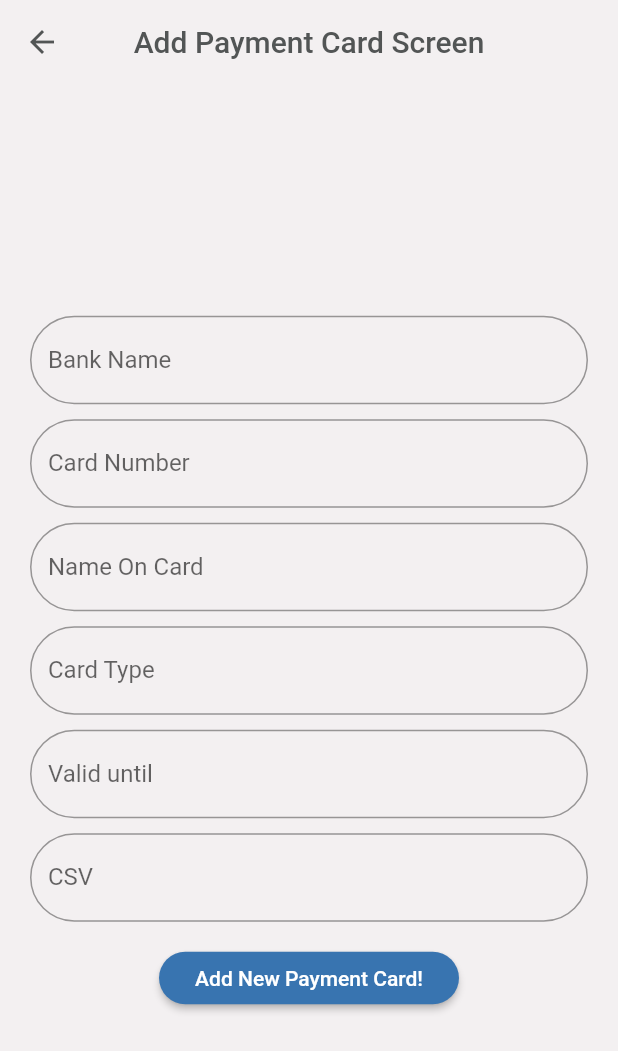
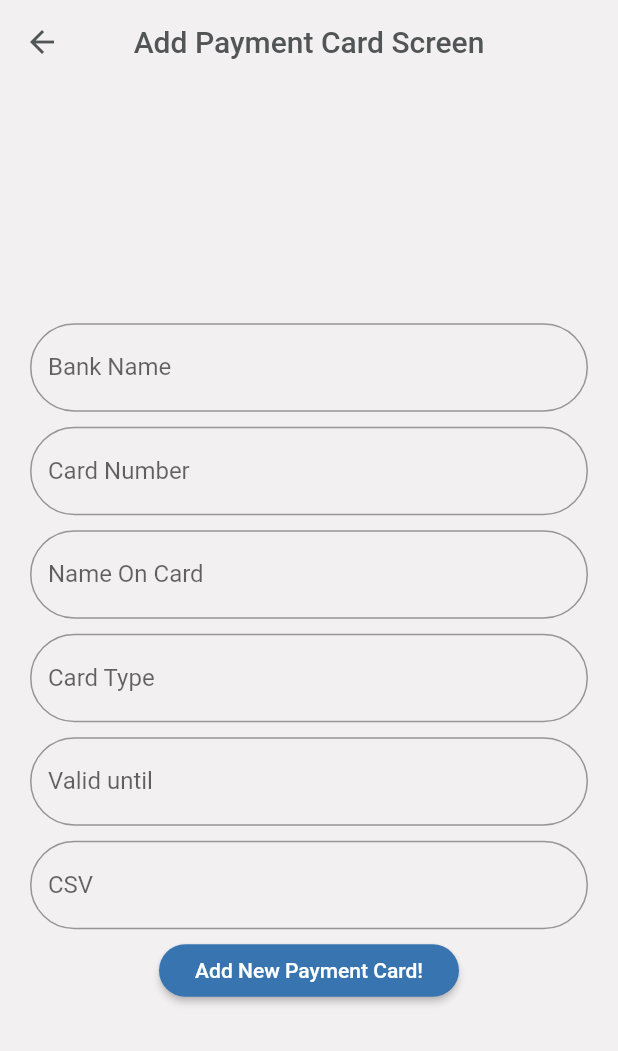
Before and after one commit to aseelnrajab/my-manager, a Flutter app: the NewPaymentCardScreen screen opened directly, on a phone screen of 412 x 824 dp. Shown: the top 1051 px of the screen. Run offline on Flutter 3.47's test engine with Material 2 defaults, Android fonts, the phone set to English and light mode, and no system bars; our stand-ins replace sqflite; accounts and stored records are empty.

Commit message:
The Complete Password Manager App

```diff
--- a/lib/Widget/id_cards_widget.dart
+++ b/lib/Widget/id_cards_widget.dart
@@ -40,10 +40,6 @@ class IdCardWidget extends StatelessWidget {
           const SizedBox(
             height: 5,
           ),
-          Text(identityModle.type.toString()),
-          const SizedBox(
-            height: 5,
-          ),
           Text(identityModle.validDate.toString()),
         ]),
         const SizedBox(
--- a/lib/Widget/notes_widget.dart
+++ b/lib/Widget/notes_widget.dart
@@ -45,7 +45,7 @@ class NotesWidget extends StatelessWidget {
           Text(noteModel.dateOfAdd.toString()),
         ]),
         const SizedBox(
-          width: 150,
+          width: 120,
         ),
         Column(
           children: [
--- a/lib/Widget/password_widget.dart
+++ b/lib/Widget/password_widget.dart
@@ -21,7 +21,7 @@ class PasswordWidget extends StatelessWidget {
       child: Row(children: [
         const Icon(Icons.key, color: Color(0xff3874b0)),
         const SizedBox(
-          width: 110,
+          width: 80,
         ),
         Column(children: [
           Text(
@@ -44,7 +44,7 @@ class PasswordWidget extends StatelessWidget {
             passwordsModel.password.toString(),
           ),
         ]),
-       const SizedBox(width: 120,),
+       const SizedBox(width: 99,),
         Column(
           children: [
             InkWell(
--- a/lib/screens/newData/new_payment_card.dart
+++ b/lib/screens/newData/new_payment_card.dart
@@ -110,7 +110,7 @@ class NewPaymentCardScreen extends StatelessWidget {
                 ),
               ),
               const SizedBox(
-                height: 20,
+                height: 10,
               ),
               Container(
                   height: 35,
```
